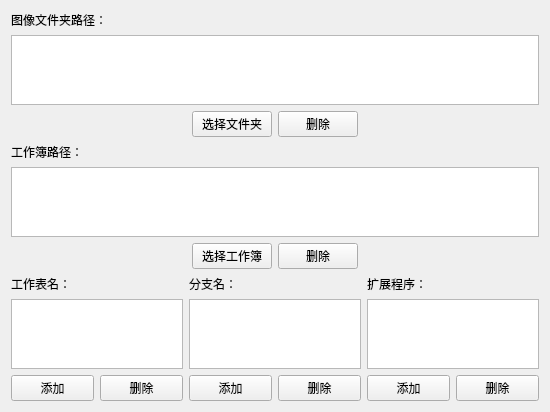
Before: the Qt Designer form 窗体/global_s.ui in FsterThanLight/automatic_clicker_2, drawn with Qt 5.
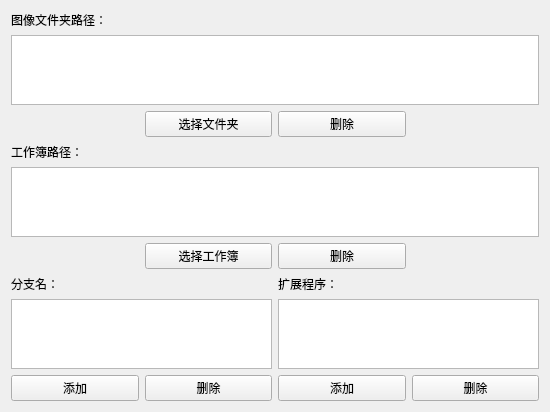
After: the same form once the commit is applied. Icons and pictures are not drawn.

Patch:
```diff
--- a/窗体/global_s.ui
+++ b/窗体/global_s.ui
@@ -39,19 +39,6 @@
        </property>
       </widget>
      </item>
-     <item row="2" column="0">
-      <spacer name="horizontalSpacer">
-       <property name="orientation">
-        <enum>Qt::Horizontal</enum>
-       </property>
-       <property name="sizeHint" stdset="0">
-        <size>
-         <width>40</width>
-         <height>20</height>
-        </size>
-       </property>
-      </spacer>
-     </item>
      <item row="2" column="1">
       <widget class="QPushButton" name="pushButton">
        <property name="text">
@@ -59,19 +46,6 @@
        </property>
       </widget>
      </item>
-     <item row="2" column="3">
-      <spacer name="horizontalSpacer_2">
-       <property name="orientation">
-        <enum>Qt::Horizontal</enum>
-       </property>
-       <property name="sizeHint" stdset="0">
-        <size>
-         <width>40</width>
-         <height>20</height>
-        </size>
-       </property>
-      </spacer>
-     </item>
      <item row="1" column="0" colspan="4">
       <widget class="QListView" name="listView"/>
      </item>
@@ -86,19 +60,6 @@
    </item>
    <item>
     <layout class="QGridLayout" name="gridLayout_3">
-     <item row="2" column="0">
-      <spacer name="horizontalSpacer_3">
-       <property name="orientation">
-        <enum>Qt::Horizontal</enum>
-       </property>
-       <property name="sizeHint" stdset="0">
-        <size>
-         <width>40</width>
-         <height>20</height>
-        </size>
-       </property>
-      </spacer>
-     </item>
      <item row="2" column="2">
       <widget class="QPushButton" name="pushButton_4">
        <property name="text">
@@ -113,19 +74,6 @@
        </property>
       </widget>
      </item>
-     <item row="2" column="3">
-      <spacer name="horizontalSpacer_4">
-       <property name="orientation">
-        <enum>Qt::Horizontal</enum>
-       </property>
-       <property name="sizeHint" stdset="0">
-        <size>
-         <width>40</width>
-         <height>20</height>
-        </size>
-       </property>
-      </spacer>
-     </item>
      <item row="1" column="0" colspan="4">
       <widget class="QListView" name="listView_2"/>
      </item>
@@ -133,21 +81,24 @@
    </item>
    <item>
     <layout class="QGridLayout" name="gridLayout">
-     <item row="0" column="0">
-      <widget class="QLabel" name="label_3">
+     <item row="1" column="2" colspan="2">
+      <widget class="QListView" name="listView_5"/>
+     </item>
+     <item row="2" column="2">
+      <widget class="QPushButton" name="pushButton_9">
        <property name="text">
-        <string>工作表名：</string>
+        <string>添加</string>
+       </property>
+      </widget>
+     </item>
+     <item row="2" column="0">
+      <widget class="QPushButton" name="pushButton_7">
+       <property name="text">
+        <string>添加</string>
        </property>
       </widget>
      </item>
      <item row="0" column="2">
-      <widget class="QLabel" name="label_4">
-       <property name="text">
-        <string>分支名：</string>
-       </property>
-      </widget>
-     </item>
-     <item row="0" column="4">
       <widget class="QLabel" name="label_5">
        <property name="text">
         <string>扩展程序：</string>
@@ -155,56 +106,29 @@
       </widget>
      </item>
      <item row="1" column="0" colspan="2">
-      <widget class="QListView" name="listView_3"/>
-     </item>
-     <item row="1" column="2" colspan="2">
       <widget class="QListView" name="listView_4"/>
      </item>
-     <item row="1" column="4" colspan="2">
-      <widget class="QListView" name="listView_5"/>
-     </item>
-     <item row="2" column="0">
-      <widget class="QPushButton" name="pushButton_5">
-       <property name="text">
-        <string>添加</string>
-       </property>
-      </widget>
-     </item>
-     <item row="2" column="1">
-      <widget class="QPushButton" name="pushButton_6">
-       <property name="text">
-        <string>删除</string>
-       </property>
-      </widget>
-     </item>
-     <item row="2" column="2">
-      <widget class="QPushButton" name="pushButton_7">
-       <property name="text">
-        <string>添加</string>
-       </property>
-      </widget>
-     </item>
      <item row="2" column="3">
-      <widget class="QPushButton" name="pushButton_8">
-       <property name="text">
-        <string>删除</string>
-       </property>
-      </widget>
-     </item>
-     <item row="2" column="4">
-      <widget class="QPushButton" name="pushButton_9">
-       <property name="text">
-        <string>添加</string>
-       </property>
-      </widget>
-     </item>
-     <item row="2" column="5">
       <widget class="QPushButton" name="pushButton_10">
        <property name="text">
         <string>删除</string>
        </property>
       </widget>
      </item>
+     <item row="2" column="1">
+      <widget class="QPushButton" name="pushButton_8">
+       <property name="text">
+        <string>删除</string>
+       </property>
+      </widget>
+     </item>
+     <item row="0" column="0">
+      <widget class="QLabel" name="label_4">
+       <property name="text">
+        <string>分支名：</string>
+       </property>
+      </widget>
+     </item>
     </layout>
    </item>
   </layout>
```
